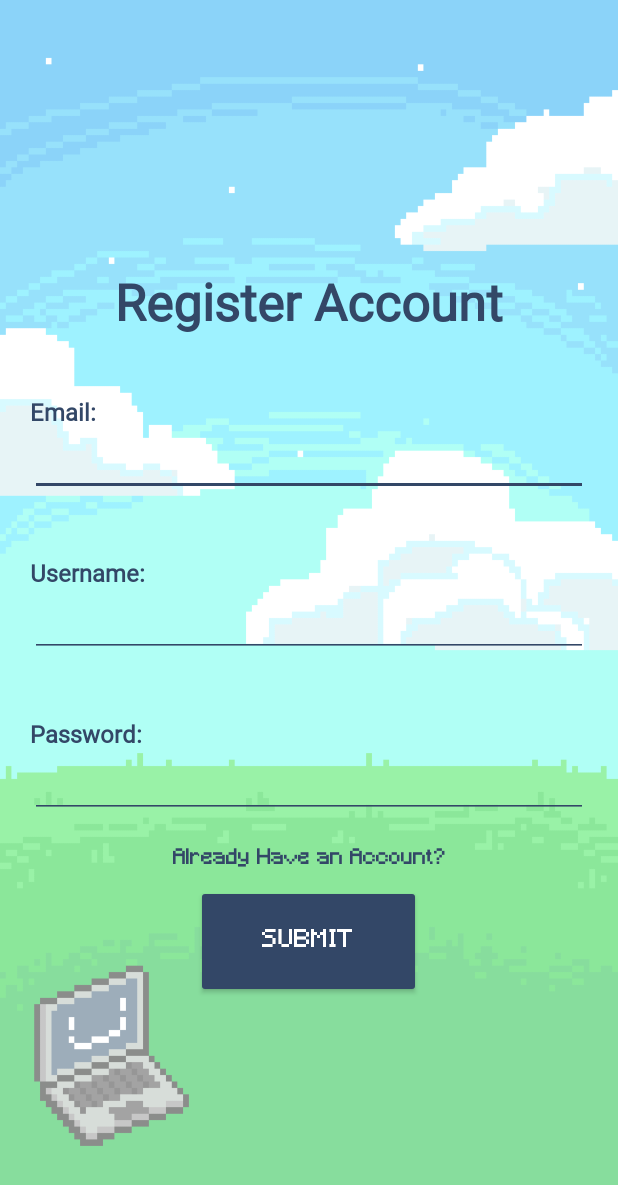
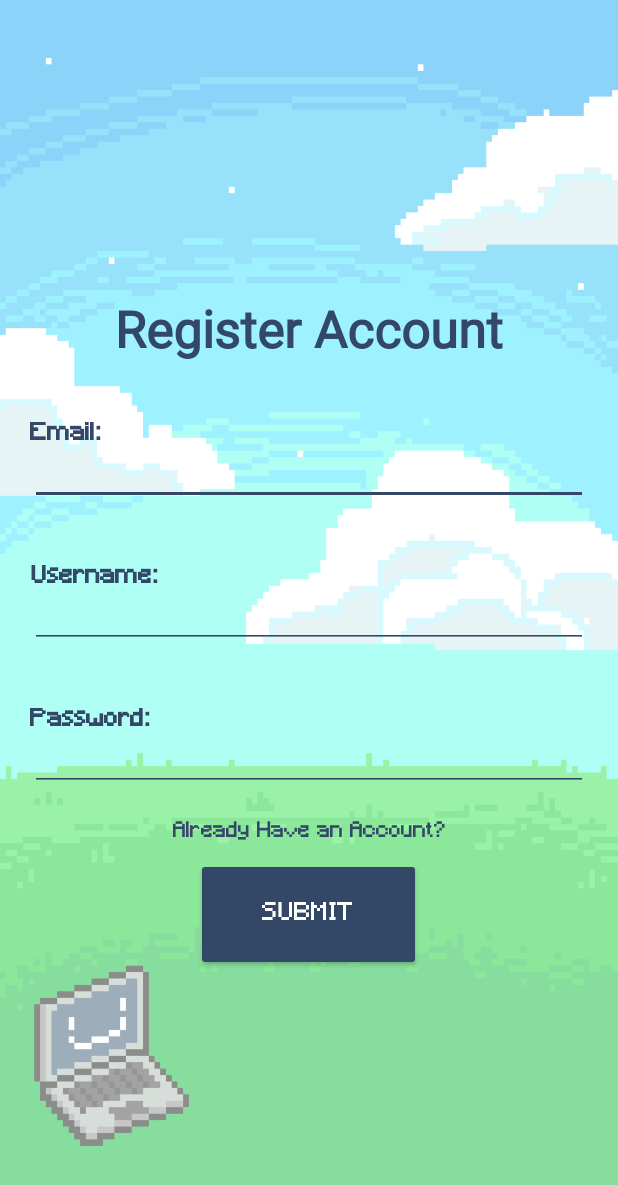
Before and after one commit to RocketRoooiz/CSArchers, an Android app built with Jetpack Compose: the RegisterActivity screen opened directly, with no data from a screen before it, on a phone screen of 412 x 824 dp. Shown: the top 1185 px of the screen. Run offline under Robolectric (Android 15) with nearby library versions, the phone set to English and light mode, and no system bars; our stand-ins replace Firebase (no records; nobody signed in at launch, a user with empty details on screens opened directly); libraries missing offline, so code that uses them is left out: org.mindrot.jbcrypt.

Commit message:
more readable fonts

```diff
--- a/CSArchers/app/src/main/res/layout/activity_register.xml
+++ b/CSArchers/app/src/main/res/layout/activity_register.xml
@@ -34,7 +34,7 @@
                 android:id="@+id/register_tv_email"
                 android:layout_width="match_parent"
                 android:layout_height="wrap_content"
-                android:fontFamily="@font/pixelify_sans"
+                android:fontFamily="@font/minecraft"
                 android:text="Email:"
                 android:textColor="#334767"
                 android:textSize="16sp"
@@ -46,7 +46,7 @@
                 android:layout_height="wrap_content"
                 android:backgroundTint="#334767"
                 android:ems="10"
-                android:fontFamily="@font/pixelify_sans"
+                android:fontFamily="@font/minecraft"
                 android:inputType="textEmailAddress"
                 android:textColor="#334767" />
 
@@ -62,7 +62,7 @@
                 android:id="@+id/register_tv_username"
                 android:layout_width="match_parent"
                 android:layout_height="wrap_content"
-                android:fontFamily="@font/pixelify_sans"
+                android:fontFamily="@font/minecraft"
                 android:text="Username:"
                 android:textColor="#334767"
                 android:textSize="16sp"
@@ -74,7 +74,7 @@
                 android:layout_height="wrap_content"
                 android:backgroundTint="#334767"
                 android:ems="10"
-                android:fontFamily="@font/pixelify_sans"
+                android:fontFamily="@font/minecraft"
                 android:inputType="text"
                 android:textColor="#334767" />
         </LinearLayout>
@@ -89,7 +89,7 @@
                 android:id="@+id/register_tv_password"
                 android:layout_width="match_parent"
                 android:layout_height="wrap_content"
-                android:fontFamily="@font/pixelify_sans"
+                android:fontFamily="@font/minecraft"
                 android:text="Password:"
                 android:textColor="#334767"
                 android:textSize="16sp"
@@ -101,7 +101,7 @@
                 android:layout_height="wrap_content"
                 android:backgroundTint="#334767"
                 android:ems="10"
-                android:fontFamily="@font/pixelify_sans"
+                android:fontFamily="@font/minecraft"
                 android:inputType="textPassword"
                 android:textColor="#334767" />
         </LinearLayout>
```
Also changed, not shown: CSArchers/app/src/main/res/layout/activity_login.xml (+4 -4 lines).
